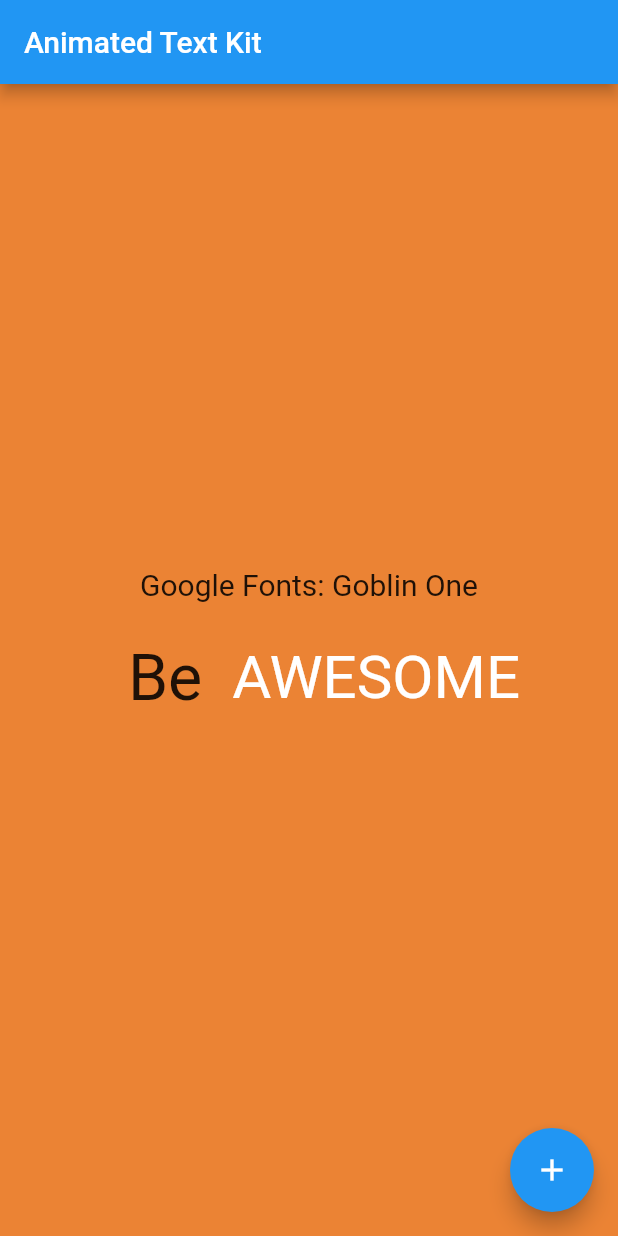
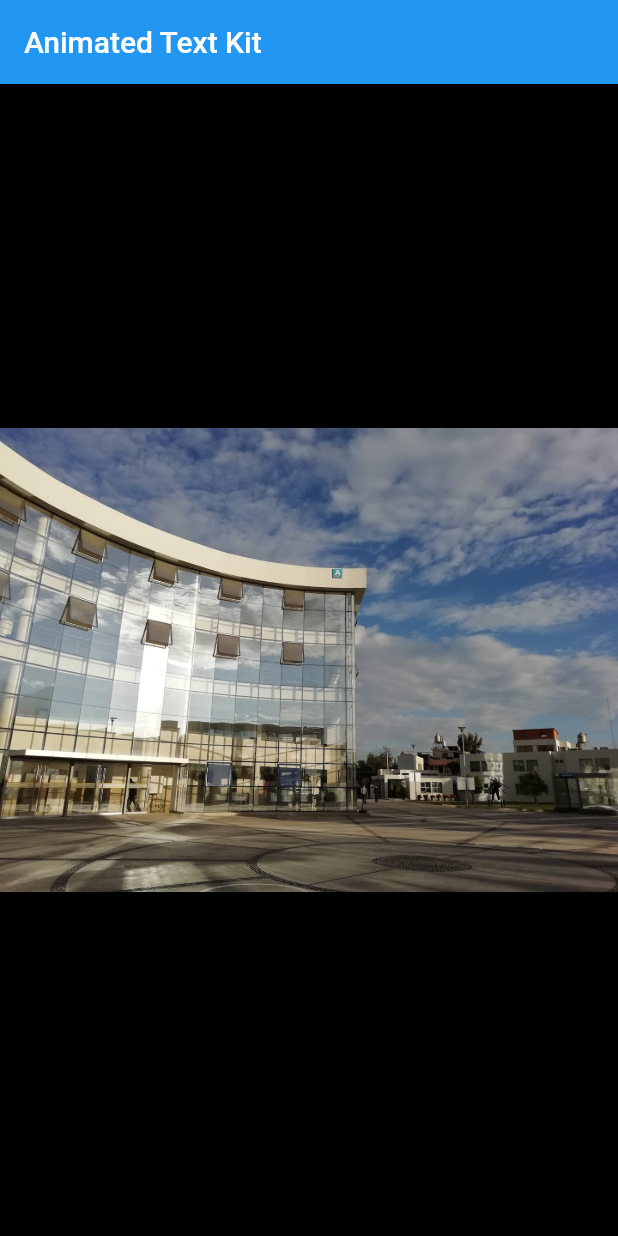
Before and after one commit to wilsonturpo/DAM-Flutter-Packages, a Flutter app: the screen it shows after launch, on a phone screen of 412 x 824 dp. Run offline on Flutter 3.47's test engine with Material 2 defaults, Android fonts, the phone set to English and light mode, and no system bars; drawn by our look-alikes of animated_text_kit, photo_view; Roboto replaces fonts that are missing (Goblin One, Horizon).

Commit message:
Google fonts y PhotoView

```diff
--- a/lib/main.dart
+++ b/lib/main.dart
@@ -1,6 +1,7 @@
 import 'package:flutter/material.dart';
-import 'package:animated_text_kit/animated_text_kit.dart';
-import 'package:google_fonts/google_fonts.dart';
+//import 'package:animated_text_kit/animated_text_kit.dart';
+// import 'package:google_fonts/google_fonts.dart';
+import 'package:photo_view/photo_view.dart';
 
 
 void main() {
@@ -61,67 +62,12 @@ class _MyHomePageState extends State<MyHomePage> {
     // than having to individually change instances of widgets.
     return Scaffold(
       appBar: AppBar(
-        // Here we take the value from the MyHomePage object that was created by
-        // the App.build method, and use it to set our appbar title.
+
         title: Text(widget.title),
       ),
-      body: Center(
-        // Center is a layout widget. It takes a single child and positions it
-        // in the middle of the parent.
-        child: Column(
-          // Column is also a layout widget. It takes a list of children and
-          // arranges them vertically. By default, it sizes itself to fit its
-          // children horizontally, and tries to be as tall as its parent.
-          //
-          // Invoke "debug painting" (press "p" in the console, choose the
-          // "Toggle Debug Paint" action from the Flutter Inspector in Android
-          // Studio, or the "Toggle Debug Paint" command in Visual Studio Code)
-          // to see the wireframe for each widget.
-          //
-          // Column has various properties to control how it sizes itself and
-          // how it positions its children. Here we use mainAxisAlignment to
-          // center the children vertically; the main axis here is the vertical
-          // axis because Columns are vertical (the cross axis would be
-          // horizontal).
-          mainAxisAlignment: MainAxisAlignment.center,
-          children: <Widget>[
-            Text(
-              'Google Fonts: Goblin One',
-              style: GoogleFonts.getFont('Goblin One', fontSize: 20),
-            ),
-            Row(
-              mainAxisSize: MainAxisSize.min,
-              children: <Widget>[
-                const SizedBox(width: 20.0, height: 100.0),
-                const Text(
-                  'Be',
-                  style:
-                  TextStyle(fontSize: 43.0),
-                ),
-                const SizedBox(width: 20.0, height: 100.0),
-                DefaultTextStyle(
-                  style: const TextStyle(
-                    fontSize: 40.0,
-                    fontFamily: 'Horizon',
-                  ),
-                  child: AnimatedTextKit(
-                    animatedTexts: [
-                      RotateAnimatedText('AWESOME'),
-                      RotateAnimatedText('OPTIMISTIC'),
-                      RotateAnimatedText('DIFFERENT'),
-                    ]
-                  ),
-                ),
-              ],
-            )
-          ],
-        ),
-      ),
-      floatingActionButton: FloatingActionButton(
-        onPressed: _incrementCounter,
-        tooltip: 'Increment',
-        child: Icon(Icons.add),
-      ), // This trailing comma makes auto-formatting nicer for build methods.
+      body:PhotoView(
+            imageProvider: AssetImage("assets/img/tecsup.jpg"),
+          )
     );
   }
 }
--- a/pubspec.yaml
+++ b/pubspec.yaml
@@ -48,8 +48,6 @@ flutter:
   uses-material-design: true
 
   # To add assets to your application, add an assets section, like this:
-  # assets:
-  #   - images/a_dot_burr.jpeg
   #   - images/a_dot_ham.jpeg
 
   # An image asset can refer to one or more resolution-specific "variants", see
@@ -77,3 +75,5 @@ flutter:
   #
   # For details regarding fonts from package dependencies,
   # see https://flutter.dev/custom-fonts/#from-packages
+  assets:
+    - assets/img/tecsup.jpg
```
Also changed, not shown: assets/img/tecsup.jpg (added), assets/img/wilson.jpg (added).
